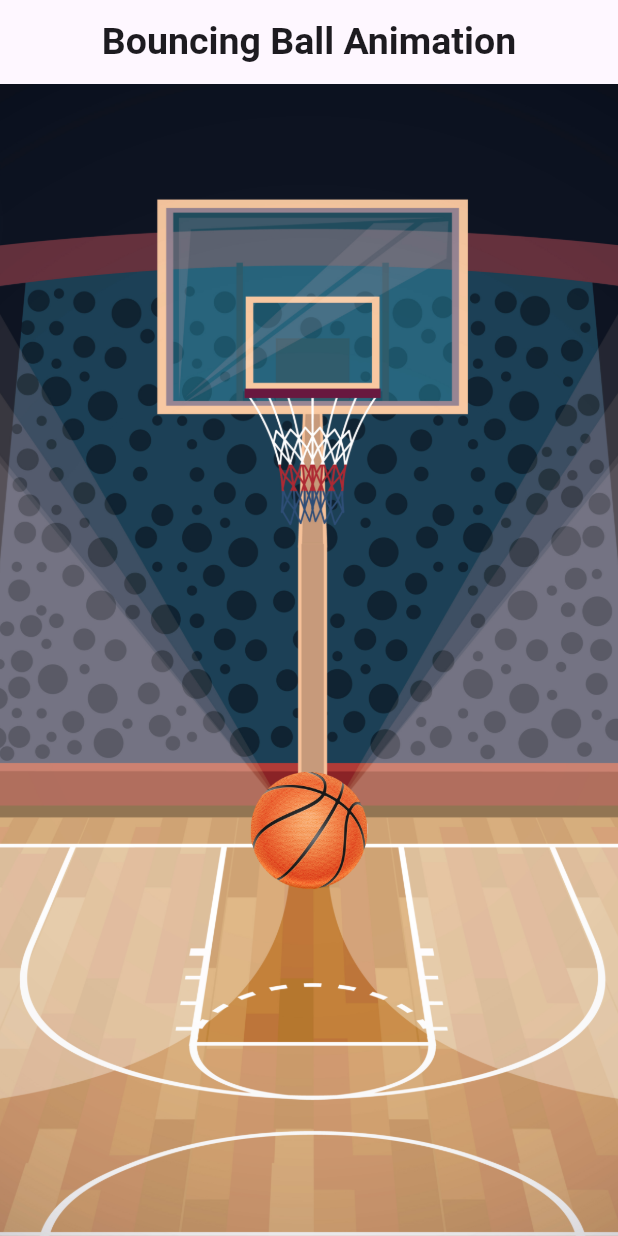
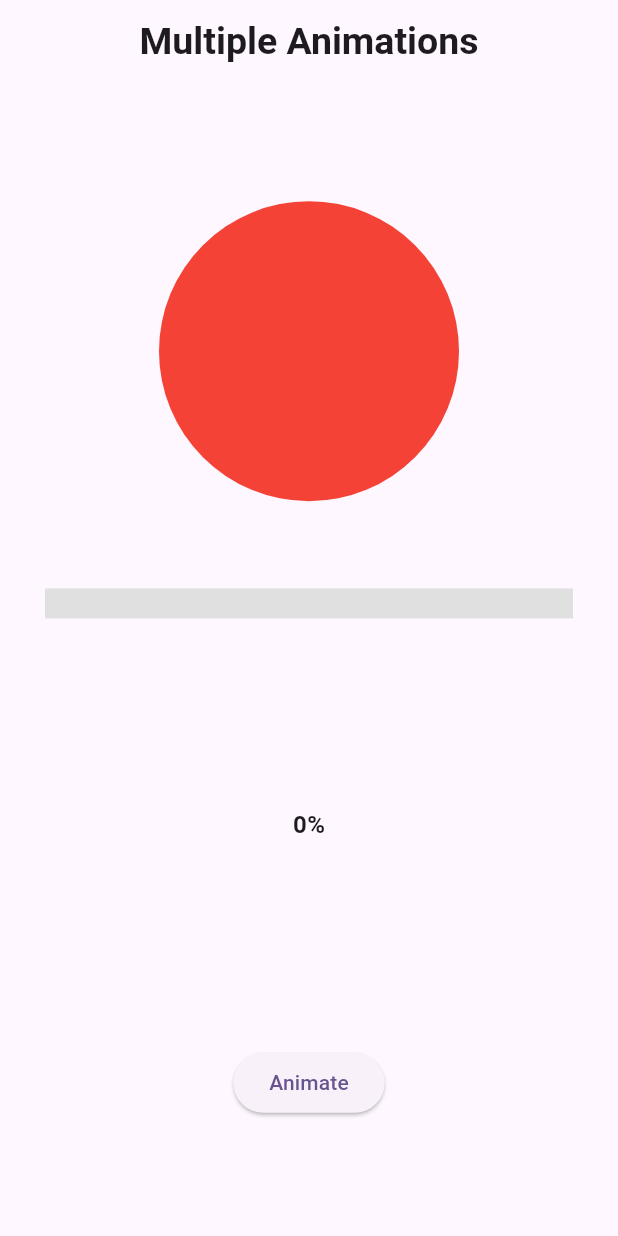
Before and after one commit to dretoba91/flutter_animation_projects, a Flutter app: the screen it shows after launch, on a phone screen of 412 x 824 dp. Run offline on Flutter 3.47's test engine with Material 3 defaults, Android fonts, the phone set to English and light mode, and no system bars.

Commit message:
multiple animations on a single page

```diff
--- /dev/null
+++ b/lib/explicit_animation/multiple_animation.dart
@@ -0,0 +1,163 @@
+import 'package:flutter/material.dart';
+import 'package:flutter/widgets.dart';
+
+class MultipleAnimation extends StatefulWidget {
+  const MultipleAnimation({super.key});
+
+  @override
+  State<MultipleAnimation> createState() => _MultipleAnimationState();
+}
+
+class _MultipleAnimationState extends State<MultipleAnimation>
+    with SingleTickerProviderStateMixin {
+  double _progress = 0.0;
+  bool _isAnimating = false;
+  late AnimationController _controller;
+  late Animation<Color?> _colorAnimation;
+  late Animation<double> _linearProgressAnimation;
+
+  @override
+  void initState() {
+    super.initState();
+    _controller = AnimationController(
+      vsync: this,
+      duration: const Duration(
+        seconds: 20,
+      ),
+    );
+
+    // for circular color animation
+    final colors = [
+      Colors.red,
+      Colors.green,
+      Colors.blue,
+      Colors.yellow,
+      Colors.purple,
+    ];
+
+    _colorAnimation = TweenSequence<Color?>([
+      for (final color in colors)
+        TweenSequenceItem(
+          tween: ColorTween(
+              begin: color,
+              end: colors[(colors.indexOf(color) + 1) % colors.length]),
+          weight: 1,
+        )
+    ]).animate(_controller)
+      ..addStatusListener((status) {
+        if (status == AnimationStatus.completed) {
+          Future.delayed(const Duration(seconds: 2), () {
+            _controller.reset();
+          });
+          //
+          // _controller.forward();
+        }
+      });
+
+    // for linear prgress indicator animation
+
+    _linearProgressAnimation =
+        Tween<double>(begin: 0, end: 100).animate(_controller)
+          ..addListener(() {
+            setState(() {});
+          })
+          ..addStatusListener((status) {
+            if (status == AnimationStatus.completed) {
+              setState(() {
+                _isAnimating = false;
+              });
+            }
+          });
+  }
+
+  // void _toggleAnimation() {
+  //   setState(() {
+  //     _isAnimating = !_isAnimating;
+  //     if (_isAnimating) {
+  //       _controller.forward();
+  //     } else {
+  //       _controller.stop();
+  //     }
+  //   });
+  // }
+
+  @override
+  void dispose() {
+    _controller.dispose();
+    super.dispose();
+  }
+
+  @override
+  Widget build(BuildContext context) {
+    return Scaffold(
+      appBar: AppBar(
+        title: const Text(
+          'Multiple Animations',
+          style: TextStyle(
+            fontSize: 25,
+            fontWeight: FontWeight.w600,
+            // color: Colors.white,
+          ),
+        ),
+        centerTitle: true,
+      ),
+      body: SafeArea(
+        child: AnimatedBuilder(
+            animation: _controller,
+            builder: (context, child) {
+              return Padding(
+                padding: const EdgeInsets.only(
+                    top: 20, right: 30, left: 30, bottom: 20),
+                child: Column(
+                  mainAxisAlignment: MainAxisAlignment.spaceEvenly,
+                  crossAxisAlignment: CrossAxisAlignment.center,
+                  children: [
+                    AnimatedContainer(
+                      duration: const Duration(milliseconds: 500),
+                      curve: Curves.easeInOut,
+                      width: 200,
+                      height: 200,
+                      decoration: BoxDecoration(
+                        shape: BoxShape.circle,
+                        color: _colorAnimation.value,
+                      ),
+                    ),
+                    LinearProgressIndicator(
+                      value: _linearProgressAnimation.value / 100,
+                      valueColor: AlwaysStoppedAnimation<Color>(
+                        _linearProgressAnimation.value >= 100
+                            ? Colors.green
+                            : Colors.blue,
+                      ),
+                      backgroundColor: Colors.grey[300],
+                      minHeight: 20,
+                    ),
+                    const SizedBox(height: 10),
+                    Text(
+                      _linearProgressAnimation.isCompleted &&
+                              _linearProgressAnimation.value == 100
+                          ? 'Done'
+                          : '${_linearProgressAnimation.value.toInt()}%',
+                      style: const TextStyle(
+                        fontSize: 16,
+                        fontWeight: FontWeight.bold,
+                      ),
+                    ),
+                    const SizedBox(height: 20),
+                    ElevatedButton(
+                      onPressed: () {
+                        _controller.forward();
+                      },
+                      child: const Text(
+                        // _isAnimating ? 'Animating...' : 'Start Animation',
+                        'Animate',
+                      ),
+                    )
+                  ],
+                ),
+              );
+            }),
+      ),
+    );
+  }
+}
--- a/lib/main.dart
+++ b/lib/main.dart
@@ -1,5 +1,6 @@
 import 'package:flutter/material.dart';
 import 'package:flutter_animation_projects/explicit_animation/bouncing_ball_animation.dart';
+import 'package:flutter_animation_projects/explicit_animation/multiple_animation.dart';
 
 void main() {
   runApp(const MyApp());
@@ -18,7 +19,7 @@ class MyApp extends StatelessWidget {
         colorScheme: ColorScheme.fromSeed(seedColor: Colors.deepPurple),
         useMaterial3: true,
       ),
-      home: const BouncingBallAnimation(),
+      home: const MultipleAnimation(),
     );
   }
 }
```
